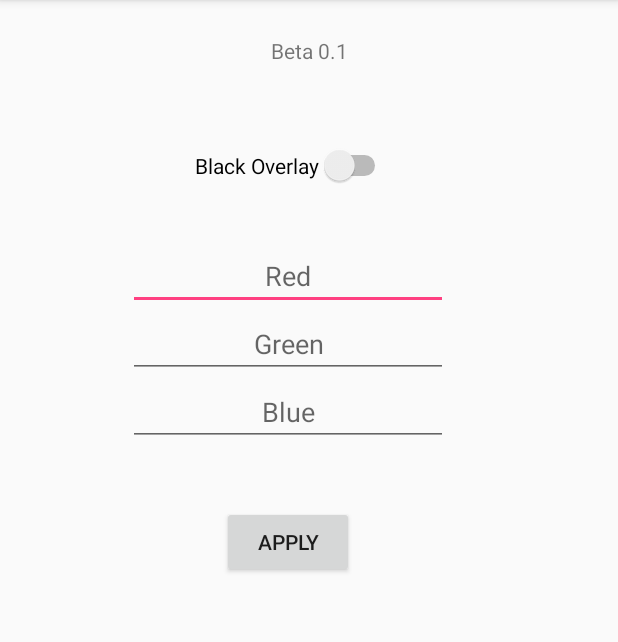
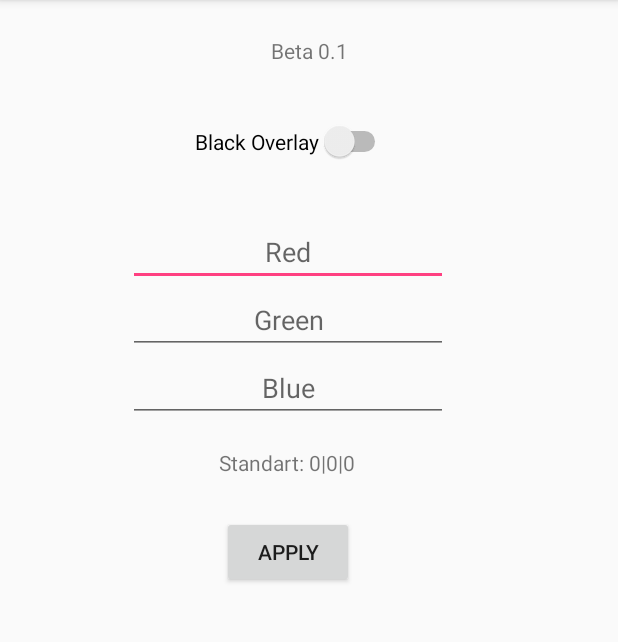
Before and after one commit to maximilianKoeper/OLEDBLACK, an Android app: the screen it shows after launch (MainActivity), on a phone screen of 412 x 824 dp, the part 84-726 px from its top. Run offline under Robolectric (Android 15) with nearby library versions, the phone set to English and light mode, and no system bars.

Commit message:
textView2

```diff
--- a/app/src/main/res/layout/activity_main.xml
+++ b/app/src/main/res/layout/activity_main.xml
@@ -11,12 +11,13 @@
         android:id="@+id/switch1"
         android:layout_width="wrap_content"
         android:layout_height="wrap_content"
-        android:layout_marginTop="53dp"
+        android:layout_marginTop="37dp"
         android:checked="false"
         android:text="Black Overlay"
+        app:layout_constraintLeft_toLeftOf="@+id/guideline"
         app:layout_constraintTop_toBottomOf="@+id/textView"
         android:layout_marginLeft="110dp"
-        app:layout_constraintLeft_toLeftOf="@+id/guideline" />
+        android:layout_marginStart="110dp" />
 
     <TextView
         android:layout_width="wrap_content"
@@ -50,44 +51,57 @@
         android:maxLength="3"
         android:textAlignment="center"
         app:layout_constraintLeft_toLeftOf="@+id/guideline"
-        app:layout_constraintTop_toBottomOf="@+id/switch1" />
+        app:layout_constraintTop_toBottomOf="@+id/switch1"
+        android:layout_marginStart="65dp" />
 
     <EditText
         android:id="@+id/editText5"
         android:layout_width="wrap_content"
         android:layout_height="wrap_content"
         android:layout_marginLeft="65dp"
-        android:layout_marginTop="0dp"
         android:ems="10"
         android:hint="Green"
         android:inputType="number"
         android:maxLength="3"
         android:textAlignment="center"
         app:layout_constraintLeft_toLeftOf="@+id/guideline"
-        app:layout_constraintTop_toBottomOf="@+id/editText4" />
+        app:layout_constraintTop_toBottomOf="@+id/editText4"
+        android:layout_marginStart="65dp" />
 
     <EditText
         android:id="@+id/editText6"
         android:layout_width="wrap_content"
         android:layout_height="wrap_content"
         android:layout_marginLeft="65dp"
-        android:layout_marginTop="0dp"
         android:ems="10"
         android:hint="Blue"
         android:inputType="number"
         android:maxLength="3"
         android:textAlignment="center"
         app:layout_constraintLeft_toLeftOf="@+id/guideline"
-        app:layout_constraintTop_toBottomOf="@+id/editText5" />
+        app:layout_constraintTop_toBottomOf="@+id/editText5"
+        android:layout_marginStart="65dp" />
 
     <Button
         android:id="@+id/button"
         android:layout_width="wrap_content"
         android:layout_height="wrap_content"
         android:layout_marginLeft="128dp"
-        android:layout_marginTop="40dp"
+        android:layout_marginTop="26dp"
         android:text="Apply"
         app:layout_constraintLeft_toLeftOf="@+id/guideline"
-        app:layout_constraintTop_toBottomOf="@+id/editText6" />
+        app:layout_constraintTop_toBottomOf="@+id/textView2"
+        android:layout_marginStart="128dp" />
+
+    <TextView
+        android:id="@+id/textView2"
+        android:layout_width="wrap_content"
+        android:layout_height="wrap_content"
+        android:layout_marginLeft="126dp"
+        android:layout_marginTop="17dp"
+        android:text="Standart: 0|0|0"
+        app:layout_constraintLeft_toLeftOf="@+id/guideline"
+        app:layout_constraintTop_toBottomOf="@+id/editText6"
+        android:layout_marginStart="126dp" />
 
 </android.support.constraint.ConstraintLayout>
```
